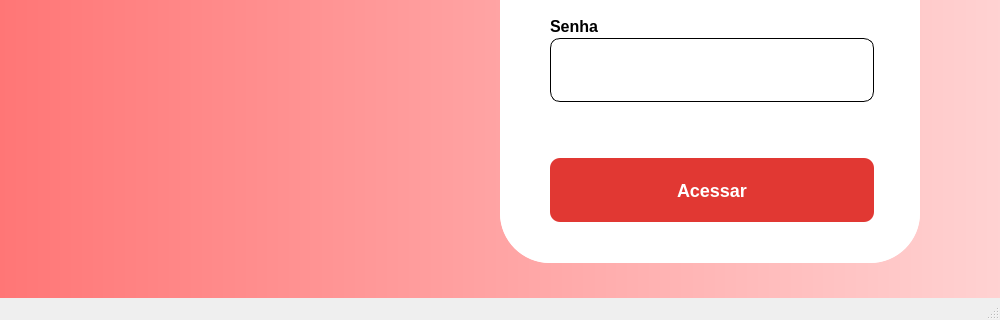
First picture: the form in src/Graphics/Login/login.ui, repository INF112-Programacao2/20222-team-1, before the edit; both pictures show x 0 to 1000 and y 252 to 572 of the 1000 by 572 pixel window.
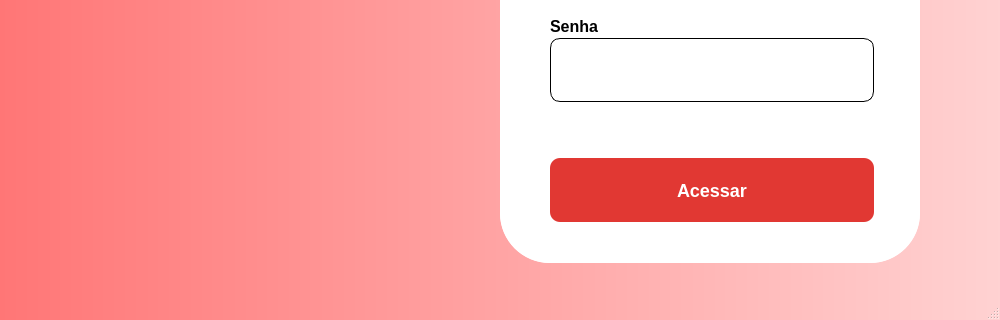
Second picture: the form after the edit. Icons and pictures are not drawn.

Patch:
```diff
--- a/src/Graphics/Login/login.ui
+++ b/src/Graphics/Login/login.ui
@@ -371,7 +371,7 @@
   </widget>
   <widget class="QStatusBar" name="statusbar">
    <property name="styleSheet">
-    <string notr="true"/>
+    <string notr="true">QStatusBar{background-color: qlineargradient(spread:pad, x1:0, y1:0, x2:1, y2:0, stop:0 rgba(255,118,118,1), stop:1 rgba(255,210,210,1));}</string>
    </property>
   </widget>
  </widget>
```
